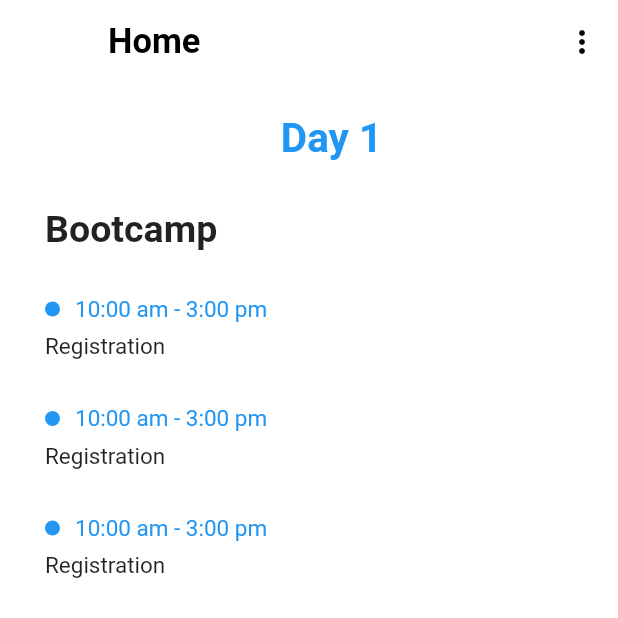
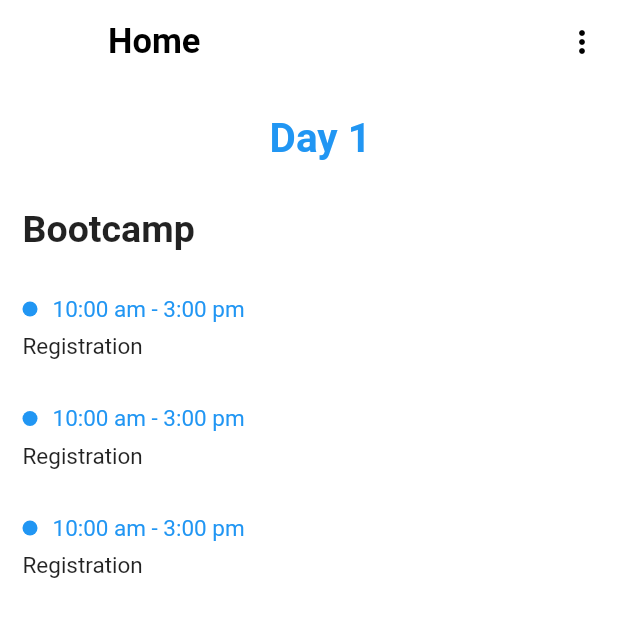
Before and after one commit to pratzmewara/VITHack, a Flutter app: the HomePage screen opened directly, on a phone screen of 412 x 824 dp, the top half of it. Run offline on Flutter 3.47's test engine with Material 2 defaults, Android fonts, the phone set to English and light mode, and no system bars; our stand-ins replace flip_card, fluttertoast, intro_slider, qr_flutter, shared_preferences; missing offline and left inert: qrcode_reader; accounts and stored records are empty.

```diff
--- a/lib/models/global.dart
+++ b/lib/models/global.dart
@@ -1,2 +1,3 @@
 const BASE_URL='http://VITHack.herokuapp.com';
 const URL_LOGIN='$BASE_URL/mobile/auth/login';
+const URL_LOGOUT = '$BASE_URL/mobile/auth/logout';
--- a/lib/pages/homePage.dart
+++ b/lib/pages/homePage.dart
@@ -1,10 +1,12 @@
 import 'dart:async';
 import 'dart:convert';
-import 'dart:io';
 import 'package:flutter/material.dart';
 import 'package:flutter/painting.dart';
 import 'package:vit_hack/models/sharedPref.dart';
 import 'package:vit_hack/pages/loginScreen.dart';
+import 'package:http/http.dart' as http;
+import 'package:fluttertoast/fluttertoast.dart';
+import 'package:vit_hack/models/global.dart';
 
 class HomePage extends StatefulWidget {
   HomePage({Key key,}) : super(key: key);
@@ -12,9 +14,6 @@ class HomePage extends StatefulWidget {
   @override
   _HomePageState createState() => new _HomePageState();
 }
-
-
-
 
 class CustomPopupMenu {
   CustomPopupMenu({this.title, this.icon});
@@ -28,7 +27,19 @@ class _HomePageState extends State<HomePage> with TickerProviderStateMixin {
   @override
   void initState() {
     super.initState();
+    getToken();
 }
+
+String token="";
+SharedPreferencesTest s = new SharedPreferencesTest();
+Future<String> futureToken;
+getToken() async{
+    futureToken=s.getToken();
+    futureToken.then((res){
+    setState(() {
+        token=res;
+    });
+});}
 
 
 Widget bullet(){
@@ -41,28 +52,111 @@ Widget bullet(){
       ),
     );
 }
+
 List<CustomPopupMenu> choices = <CustomPopupMenu>[
   CustomPopupMenu(title: 'Logout'),
 ];
-SharedPreferencesTest s=new SharedPreferencesTest();
+
 
  void _select(CustomPopupMenu choice) {
+
+    if(choice.title=='Logout'){
+      logOut();
+      // s.setEmail("");
+      // s.setLogincheck("false");
+      // s.setToken("");
+      // Navigator.of(context).popUntil((route) => route.isFirst);
+      // Navigator.pushReplacement(context, MaterialPageRoute(builder: (BuildContext context) => LoginScreen()));
+
+    }
+  }
+
+  logOut() async{
+     Future fetchPosts(http.Client client) async {
+        print("In logout");
+        var response = await http.get(URL_LOGOUT, headers: {"Content-Type": "application/json", "Authorization":token},);
+
+        print(response.statusCode);
         setState(() {
+         _load=true;
+        });
 
+        if (response.statusCode == 200) {
+          setState(() {
+         _load=false;
         });
-    if(choice.title=='Logout'){
             s.setEmail("");
             s.setLogincheck("false");
             s.setToken("");
             Navigator.of(context).popUntil((route) => route.isFirst);
             Navigator.pushReplacement(context, MaterialPageRoute(builder: (BuildContext context) => LoginScreen()));
+        }
+        else{
+          setState(() {
+         _load=false;
+        });
+          Fluttertoast.showToast(
+            msg: "Some error occured"
+          );
+        }
+      }
+
+      return FutureBuilder(
+
+          future: fetchPosts(http.Client()),
+          builder: (BuildContext context,AsyncSnapshot snapshot){
+            if(snapshot.data==null){
+              return Container(
+                child: Center(
+                  child: CircularProgressIndicator(),
+                ),
+              );
 
             }
+            else{
+              return Container();
+
             }
+          });
+  }
+
+  bool _load = false;
+
   @override
   Widget build(BuildContext context) {
 
-    return new Scaffold(
+     Widget loadingIndicator =_load? new Container(
+        color: Colors.transparent,
+        height: MediaQuery.of(context).size.height,
+        width:  MediaQuery.of(context).size.width,
+        child:Center( child:
+        Container(
+          height: 200,
+          width: 250,
+          decoration: BoxDecoration(
+            borderRadius: BorderRadius.circular(10.0),
+           gradient:RadialGradient(
+             stops: [ 0.1,10],
+             colors: [
+               Colors.grey[200],
+               Colors.grey[400],
+             ],),
+          ),
+          child: new Padding(padding: const EdgeInsets.all(16.0),child: new Center(child:Container(
+              child: Column(
+                mainAxisAlignment: MainAxisAlignment.center,
+                children: <Widget>[
+                  new CircularProgressIndicator(),
+                  Padding(padding: EdgeInsets.all(5),),
+                  Text("Logging out",style: TextStyle(fontSize: 16.0 ,fontWeight: FontWeight.w500,decoration: TextDecoration.none),)
+                ],
+              )
+          ) )),
+        ))):new Container();
+
+    return new Stack(
+      children: <Widget>[
+        Scaffold(
           appBar: AppBar(
             backgroundColor: Colors.white,
             elevation: 0.0,
@@ -76,11 +170,9 @@ SharedPreferencesTest s=new SharedPreferencesTest();
             ),
             child: ListTileTheme(
               iconColor: Colors.black,
-              child:
-      PopupMenuButton<CustomPopupMenu>(
+              child: PopupMenuButton<CustomPopupMenu>(
                 elevation: 3.2,
                 initialValue: choices[0],
-
                 onCanceled: () {
                   print('You have not choosed anything');
                 },
@@ -100,7 +192,7 @@ SharedPreferencesTest s=new SharedPreferencesTest();
           ),
           backgroundColor: Colors.white,
           body : Container(
-            margin: EdgeInsets.only(top: 10.0, left: 30.0),
+            margin: EdgeInsets.only(top: 10.0, left: 15.0),
             alignment: Alignment.centerLeft,
           child : Column(
             mainAxisAlignment: MainAxisAlignment.start,
@@ -117,7 +209,6 @@ SharedPreferencesTest s=new SharedPreferencesTest();
                     mainAxisAlignment: MainAxisAlignment.start,
                     crossAxisAlignment: CrossAxisAlignment.start,
                     children: <Widget>[
-
                       Container(
                       margin: EdgeInsets.only(top: 10.0, bottom: 20.0),
                         child : Text('Bootcamp'  , style: TextStyle(fontSize: 25.0, fontWeight: FontWeight.bold,)),
@@ -174,6 +265,9 @@ SharedPreferencesTest s=new SharedPreferencesTest();
               ),),
             ],
           )),
-     );
+     ),
+         new Align(child: loadingIndicator,alignment: FractionalOffset.center,),
+      ],
+    ) ;
   }
 }
```
Also changed, not shown: lib/pages/introductoryPage.dart (+4 -4 lines), lib/pages/qrCodePage.dart (+23 -20 lines), pubspec.lock. Lines whose indentation alone changed are shown as unchanged.
